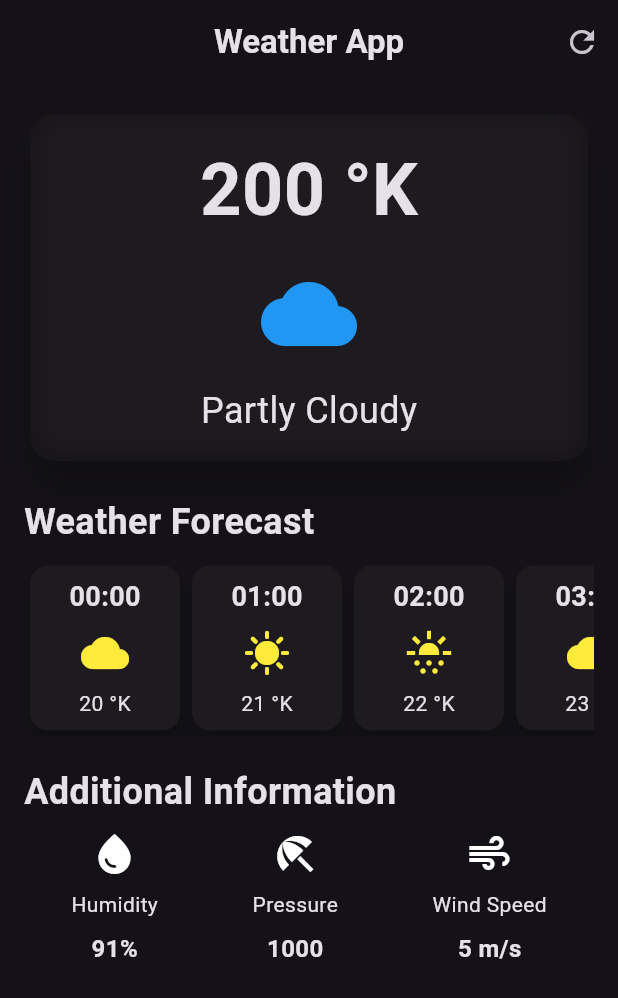
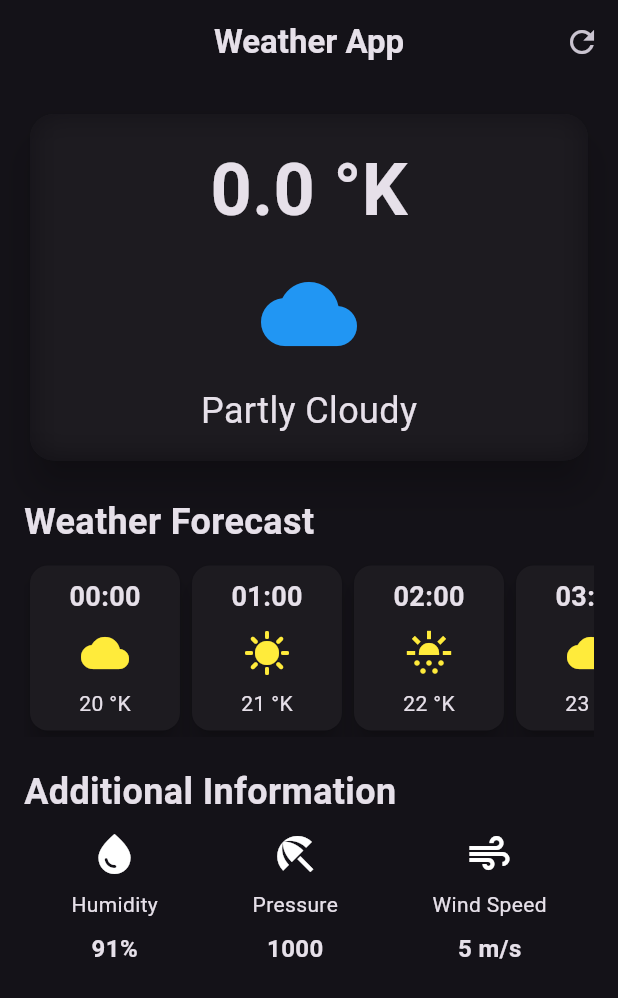
Before and after one commit to nhm20/weather_app, a Flutter app: the screen it shows after launch, on a phone screen of 412 x 824 dp. Shown: the top 998 px of the screen. Run offline on Flutter 3.47's test engine with Material 3 defaults, Android fonts, the phone set to English and light mode, and no system bars; our stand-ins replace flutter_dotenv; network calls fail.

```diff
--- a/lib/main.dart
+++ b/lib/main.dart
@@ -1,7 +1,10 @@
 import 'package:flutter/material.dart';
 import 'package:weather_app/weather_screen_layout.dart';
+import 'package:flutter_dotenv/flutter_dotenv.dart';
 
-void main() {
+void main() async {
+
+  await dotenv.load(fileName: ".env");
   runApp(const MyApp());
 }
 
--- a/lib/weather_screen_layout.dart
+++ b/lib/weather_screen_layout.dart
@@ -1,11 +1,53 @@
+import 'dart:convert';
 import 'dart:ui';
 
+import 'package:flutter/foundation.dart';
 import 'package:flutter/material.dart';
+import 'package:flutter_dotenv/flutter_dotenv.dart';
 import 'package:weather_app/additional_info_item.dart';
 import 'package:weather_app/hourly_forecast_card.dart';
+import 'package:http/http.dart' as http;
 
-class WeatherScreen extends StatelessWidget {
+class WeatherScreen extends StatefulWidget {
   const WeatherScreen({super.key});
+
+  @override
+  State<WeatherScreen> createState() => _WeatherScreenState();
+}
+
+class _WeatherScreenState extends State<WeatherScreen> {
+  double temperature = 0;
+  @override
+  void initState() {
+    super.initState();
+    getCurrentWeather();
+  }
+
+  Future getCurrentWeather() async {
+    try {
+      String city = "London";
+      final apiKey = dotenv.env['API_KEY'];
+
+      final res = await http.get(
+        Uri.parse(
+          'https://api.openweathermap.org/data/2.5/forecast?q=$city&appid=$apiKey',
+        ),
+      );
+      // debugPrint(res.body);
+      final data = jsonDecode(res.body);
+      if (data['cod'] != '200') {
+        debugPrint("Error: ${data['message']}");
+        return;
+      }
+      setState(() {
+        {
+          temperature = data['list'][0]['main']['temp'];
+        }
+      });
+    } catch (e) {
+      debugPrint("Error fetching weather data: $e");
+    }
+  }
 
   @override
   Widget build(BuildContext context) {
@@ -47,7 +89,7 @@ class WeatherScreen extends StatelessWidget {
                       child: Column(
                         children: [
                           Text(
-                            '200 °K',
+                            '${temperature.toStringAsFixed(1)} °K',
                             style: TextStyle(
                               fontSize: 48,
                               fontWeight: FontWeight.bold,
@@ -79,11 +121,31 @@ class WeatherScreen extends StatelessWidget {
               scrollDirection: Axis.horizontal,
               child: Row(
                 children: [
-                  HourlyForecastCard(time:"00:00", temperature: "20 °K", icon: Icons.cloud),
-                  HourlyForecastCard(time:"01:00", temperature: "21 °K", icon: Icons.sunny),
-                  HourlyForecastCard(time:"02:00", temperature: "22 °K", icon: Icons.sunny_snowing),
-                  HourlyForecastCard(time:"03:00", temperature: "23 °K", icon: Icons.cloud),
-                  HourlyForecastCard(time:"04:00", temperature: "24 °K", icon: Icons.sunny),
+                  HourlyForecastCard(
+                    time: "00:00",
+                    temperature: "20 °K",
+                    icon: Icons.cloud,
+                  ),
+                  HourlyForecastCard(
+                    time: "01:00",
+                    temperature: "21 °K",
+                    icon: Icons.sunny,
+                  ),
+                  HourlyForecastCard(
+                    time: "02:00",
+                    temperature: "22 °K",
+                    icon: Icons.sunny_snowing,
+                  ),
+                  HourlyForecastCard(
+                    time: "03:00",
+                    temperature: "23 °K",
+                    icon: Icons.cloud,
+                  ),
+                  HourlyForecastCard(
+                    time: "04:00",
+                    temperature: "24 °K",
+                    icon: Icons.sunny,
+                  ),
                 ],
               ),
             ),
@@ -112,7 +174,7 @@ class WeatherScreen extends StatelessWidget {
                   icon: Icons.air,
                   label: 'Wind Speed',
                   value: '5 m/s',
-                )
+                ),
               ],
             ),
           ],
```
Also changed, not shown: pubspec.yaml (+5 -69 lines), pubspec.lock, 1 other file.
